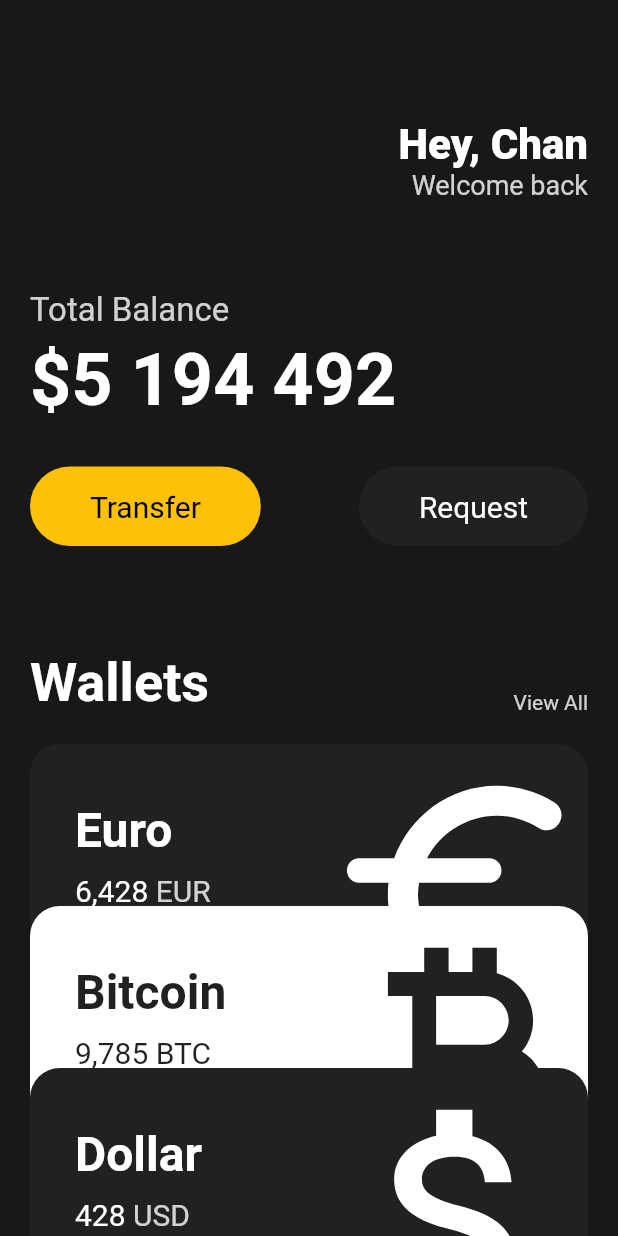
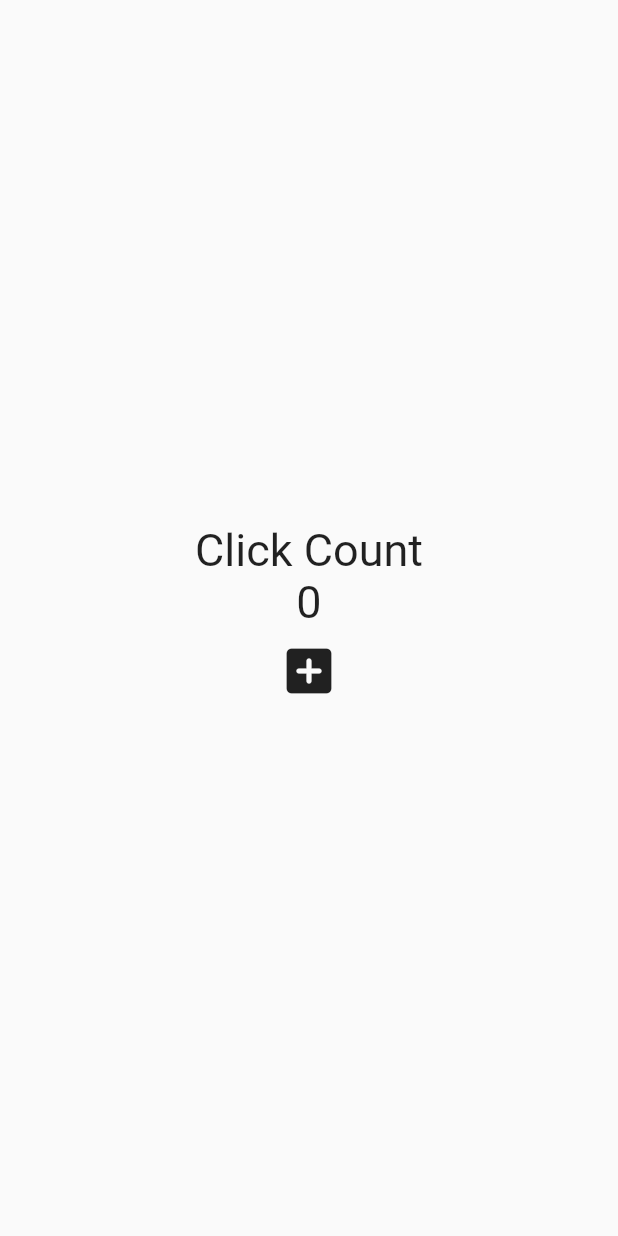
Before and after one commit to woochan94/Study_Flutter_toonflix, a Flutter app: the screen it shows after launch, on a phone screen of 412 x 824 dp. Run offline on Flutter 3.47's test engine with Material 2 defaults, Android fonts, the phone set to English and light mode, and no system bars.

Commit message:
Feat: Add counter function through statefulWidget

```diff
--- a/lib/main.dart
+++ b/lib/main.dart
@@ -1,138 +1,53 @@
 import 'package:flutter/material.dart';
-import 'package:toonflix/widgets/button.dart';
-import 'package:toonflix/widgets/currency_card.dart';
 
 void main() {
   runApp(const App());
 }
 
-class App extends StatelessWidget {
+class App extends StatefulWidget {
   const App({super.key});
+
+  @override
+  State<App> createState() => _AppState();
+}
+
+class _AppState extends State<App> {
+  int counter = 0;
+
+  void onPressButton() {
+    setState(() {
+      counter += 1;
+    });
+  }
 
   @override
   Widget build(BuildContext context) {
     return MaterialApp(
       home: Scaffold(
-        backgroundColor: const Color(0xFF181818),
-        body: SingleChildScrollView(
-          child: Padding(
-            padding: const EdgeInsets.symmetric(horizontal: 20),
+        body: Center(
           child: Column(
-              crossAxisAlignment: CrossAxisAlignment.start,
-              children: [
-                const SizedBox(height: 80),
-                Row(
-                  mainAxisAlignment: MainAxisAlignment.end,
-                  children: [
-                    Column(
-                      crossAxisAlignment: CrossAxisAlignment.end,
+            mainAxisAlignment: MainAxisAlignment.center,
             children: [
               const Text(
-                          'Hey, Chan',
+                'Click Count',
                 style: TextStyle(
-                              color: Colors.white,
-                              fontSize: 28,
-                              fontWeight: FontWeight.w800),
-                        ),
-                        Text(
-                          'Welcome back',
-                          style: TextStyle(
-                            color: Colors.white.withOpacity(0.8),
-                            fontSize: 18,
-                          ),
-                        ),
-                      ],
-                    )
-                  ],
-                ),
-                const SizedBox(
-                  height: 60,
-                ),
-                Text(
-                  'Total Balance',
-                  style: TextStyle(
-                    fontSize: 22,
-                    color: Colors.white.withOpacity(0.8),
-                  ),
-                ),
-                const SizedBox(height: 5),
-                const Text(
-                  '\$5 194 492',
-                  style: TextStyle(
-                    fontSize: 48,
-                    fontWeight: FontWeight.w600,
-                    color: Colors.white,
-                  ),
-                ),
-                const SizedBox(
-                  height: 30,
-                ),
-                const Row(
-                  mainAxisAlignment: MainAxisAlignment.spaceBetween,
-                  children: [
-                    Button(
-                      text: 'Transfer',
-                      bgColor: Colors.amber,
-                      textColor: Colors.black,
-                    ),
-                    Button(
-                      text: 'Request',
-                      bgColor: Color(0xFF1F2123),
-                      textColor: Colors.white,
-                    ),
-                  ],
-                ),
-                const SizedBox(
-                  height: 70,
-                ),
-                Row(
-                  mainAxisAlignment: MainAxisAlignment.spaceBetween,
-                  crossAxisAlignment: CrossAxisAlignment.end,
-                  children: [
-                    const Text(
-                      'Wallets',
-                      style: TextStyle(
-                        color: Colors.white,
-                        fontSize: 36,
-                        fontWeight: FontWeight.w600,
+                  fontSize: 30,
                 ),
               ),
               Text(
-                      'View All',
-                      style: TextStyle(
-                        color: Colors.white.withOpacity(0.8),
+                '$counter',
+                style: const TextStyle(
+                  fontSize: 30,
                 ),
               ),
-                  ],
+              IconButton(
+                onPressed: onPressButton,
+                icon: const Icon(
+                  Icons.add_box_rounded,
                 ),
-                const SizedBox(
-                  height: 20,
-                ),
-                const CurrencyCard(
-                  name: 'Euro',
-                  amount: '6,428',
-                  code: 'EUR',
-                  icon: Icons.euro_rounded,
-                  isInverted: false,
-                ),
-                const CurrencyCard(
-                  name: 'Bitcoin',
-                  code: 'BTC',
-                  amount: '9,785',
-                  icon: Icons.currency_bitcoin,
-                  isInverted: true,
-                  order: 4,
-                ),
-                const CurrencyCard(
-                  name: 'Dollar',
-                  code: 'USD',
-                  amount: '428',
-                  icon: Icons.attach_money_outlined,
-                  isInverted: false,
-                  order: 8,
+                iconSize: 40,
               ),
             ],
-            ),
           ),
         ),
       ),
```
Lines whose indentation alone changed are shown as unchanged.
